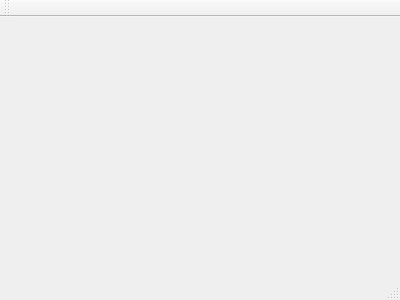
First picture: the form in mainwindow.ui, repository filipecalasans/databroker, before the edit.
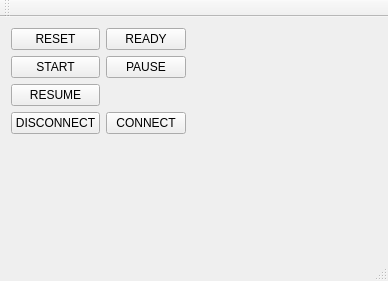
Second picture: the form after the edit.

What changed in the file:
```diff
--- a/mainwindow.ui
+++ b/mainwindow.ui
@@ -1,24 +1,121 @@
 <ui version="4.0">
  <class>MainWindow</class>
- <widget class="QMainWindow" name="MainWindow" >
-  <property name="geometry" >
+ <widget class="QMainWindow" name="MainWindow">
+  <property name="geometry">
    <rect>
     <x>0</x>
     <y>0</y>
-    <width>400</width>
-    <height>300</height>
+    <width>388</width>
+    <height>281</height>
    </rect>
   </property>
   <property name="windowTitle" >
    <string>MainWindow</string>
   </property>
-  <widget class="QMenuBar" name="menuBar" />
-  <widget class="QToolBar" name="mainToolBar" />
-  <widget class="QWidget" name="centralWidget" />
-  <widget class="QStatusBar" name="statusBar" />
+  <widget class="QWidget" name="centralWidget">
+   <layout class="QGridLayout" name="gridLayout_2">
+    <item row="0" column="0">
+     <layout class="QGridLayout" name="gridLayout">
+      <item row="0" column="0">
+       <widget class="QPushButton" name="resetButton">
+        <property name="text">
+         <string>RESET</string>
+        </property>
+       </widget>
+      </item>
+      <item row="0" column="1">
+       <widget class="QPushButton" name="readyButton">
+        <property name="text">
+         <string>READY</string>
+        </property>
+       </widget>
+      </item>
+      <item row="1" column="0">
+       <widget class="QPushButton" name="startButton">
+        <property name="text">
+         <string>START</string>
+        </property>
+       </widget>
+      </item>
+      <item row="1" column="1">
+       <widget class="QPushButton" name="pauseButton">
+        <property name="text">
+         <string>PAUSE</string>
+        </property>
+       </widget>
+      </item>
+      <item row="2" column="0">
+       <widget class="QPushButton" name="resumeButton">
+        <property name="text">
+         <string>RESUME</string>
+        </property>
+       </widget>
+      </item>
+      <item row="3" column="0">
+       <widget class="QPushButton" name="disconnectButton">
+        <property name="text">
+         <string>DISCONNECT</string>
+        </property>
+       </widget>
+      </item>
+      <item row="3" column="1">
+       <widget class="QPushButton" name="connectButton">
+        <property name="text">
+         <string>CONNECT</string>
+        </property>
+       </widget>
+      </item>
+     </layout>
+    </item>
+    <item row="0" column="1">
+     <spacer name="horizontalSpacer">
+      <property name="orientation">
+       <enum>Qt::Horizontal</enum>
+      </property>
+      <property name="sizeHint" stdset="0">
+       <size>
+        <width>184</width>
+        <height>19</height>
+       </size>
+      </property>
+     </spacer>
+    </item>
+    <item row="1" column="0">
+     <spacer name="verticalSpacer">
+      <property name="orientation">
+       <enum>Qt::Vertical</enum>
+      </property>
+      <property name="sizeHint" stdset="0">
+       <size>
+        <width>20</width>
+        <height>88</height>
+       </size>
+      </property>
+     </spacer>
+    </item>
+   </layout>
+  </widget>
+  <widget class="QMenuBar" name="menuBar">
+   <property name="geometry">
+    <rect>
+     <x>0</x>
+     <y>0</y>
+     <width>388</width>
+     <height>19</height>
+    </rect>
+   </property>
+  </widget>
+  <widget class="QToolBar" name="mainToolBar">
+   <attribute name="toolBarArea">
+    <enum>TopToolBarArea</enum>
+   </attribute>
+   <attribute name="toolBarBreak">
+    <bool>false</bool>
+   </attribute>
+  </widget>
+  <widget class="QStatusBar" name="statusBar"/>
  </widget>
- <layoutDefault spacing="6" margin="11" />
- <pixmapfunction></pixmapfunction>
+ <layoutdefault spacing="6" margin="11"/>
  <resources/>
  <connections/>
 </ui>
```
Left out of the diff: 3 changed lines with no effect on the pictures.
